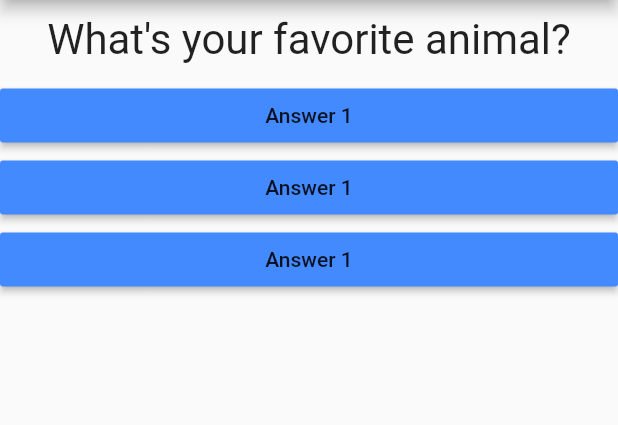
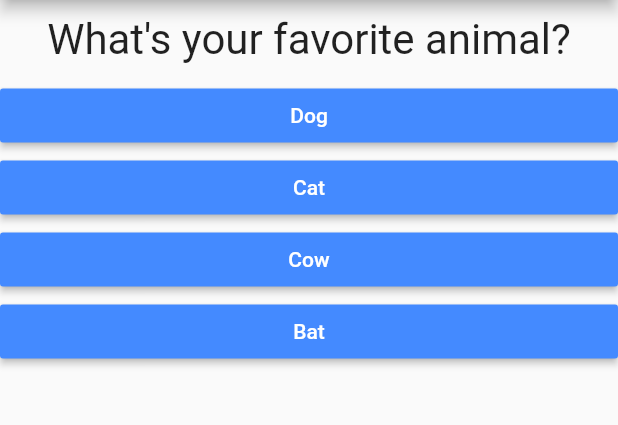
Before and after one commit to Gaphell/flutter_course1, a Flutter app: the screen it shows after launch, on a phone screen of 412 x 824 dp, the part 84-509 px from its top. Run offline on Flutter 3.47's test engine with Material 2 defaults, Android fonts, the phone set to English and light mode, and no system bars.

Commit message:
complete quiz app

```diff
--- a/lib/answer.dart
+++ b/lib/answer.dart
@@ -3,8 +3,9 @@ import 'package:flutter/material.dart';
 
 class Answer extends StatelessWidget {
   final Function handler;
+  final String answerText;
 
-  Answer(this.handler);
+  Answer(this.handler, this.answerText);
 
   @override
   Widget build(BuildContext context) {
@@ -12,7 +13,8 @@ class Answer extends StatelessWidget {
       width: double.infinity,
       child: RaisedButton(
         color: Colors.blueAccent,
-        child: Text('Answer 1'),
+        textColor: Colors.white,
+        child: Text(answerText),
         onPressed: handler,
       ),
     );
--- a/lib/main.dart
+++ b/lib/main.dart
@@ -1,6 +1,6 @@
 import 'package:flutter/material.dart';
-import './question.dart';
-import './answer.dart';
+import './quiz.dart';
+import './result.dart';
 
 void main() {
   runApp(AwesomeApp());
@@ -14,35 +14,65 @@ class AwesomeApp extends StatefulWidget {
 }
 
 class _AwesomeAppState extends State<AwesomeApp> {
+  var _totalScore = 0;
   var _questionIndex = 0;
+  final _questions = const [
+    {
+      'questionText': 'What\'s your favorite animal?',
+      'answers': [
+        {'text': 'Dog', 'score': 10},
+        {'text': 'Cat', 'score': 30},
+        {'text': 'Cow', 'score': 20},
+        {'text': 'Bat', 'score': 50}
+      ],
+    },
+    {
+      'questionText': 'What\'s your favorite color?',
+      'answers': [
+        {'text': 'Black', 'score': 40},
+        {'text': 'Red', 'score': 30},
+        {'text': 'Green', 'score': 10},
+        {'text': 'White', 'score': 20}
+      ],
+    },
+    {
+      'questionText': 'What\'s your favorite food?',
+      'answers': [
+        {'text': 'Pizza', 'score': 40},
+        {'text': 'Burger', 'score': 30},
+        {'text': 'Rice', 'score': 20},
+        {'text': 'Steak', 'score': 10},
+      ],
+    }
+  ];
 
-  void _answerQuestion() {
+  void _answerQuestion(int score) {
+    _totalScore += score;
     setState(() {
       _questionIndex = _questionIndex + 1;
     });
   }
 
+  void _resetQuiz() {
+    setState(() {
+      _questionIndex = 0;
+      _totalScore = 0;
+    });
+  }
+
   @override
   Widget build(BuildContext context) {
-    var questions = [
-      'What\'s your favorite animal?',
-      'What\'s your favorite color?',
-      'What\'s your age?'
-    ];
-
     return MaterialApp(
       home: Scaffold(
         appBar: AppBar(
           title: Text('Awesome App'),
         ),
-        body: Column(
-          children: [
-            Question(questions[_questionIndex]),
-            Answer(_answerQuestion),
-            Answer(_answerQuestion),
-            Answer(_answerQuestion),
-          ],
-        ),
+        body: _questionIndex < _questions.length
+            ? Quiz(
+                answerQuestion: _answerQuestion,
+                questions: _questions,
+                questionIndex: _questionIndex)
+            : Result(_totalScore, _resetQuiz),
       ),
     );
   }
--- /dev/null
+++ b/lib/quiz.dart
@@ -0,0 +1,24 @@
+import 'package:flutter/cupertino.dart';
+import 'package:flutter/material.dart';
+import './question.dart';
+import './answer.dart';
+
+class Quiz extends StatelessWidget {
+  final List<Map<String, Object>> questions;
+  final Function answerQuestion;
+  final int questionIndex;
+
+  Quiz({this.answerQuestion, this.questions, this.questionIndex});
+
+  @override
+  Widget build(BuildContext context) {
+    return Column(
+      children: [
+        Question(questions[questionIndex]['questionText']),
+        ...(questions[questionIndex]['answers'] as List<Map<String, Object>>)
+            .map((answer) => Answer(() => answerQuestion(answer['score']), answer['text']))
+            .toList(),
+      ],
+    );
+  }
+}
```
Also changed, not shown: lib/result.dart (added, +33 -0 lines).
